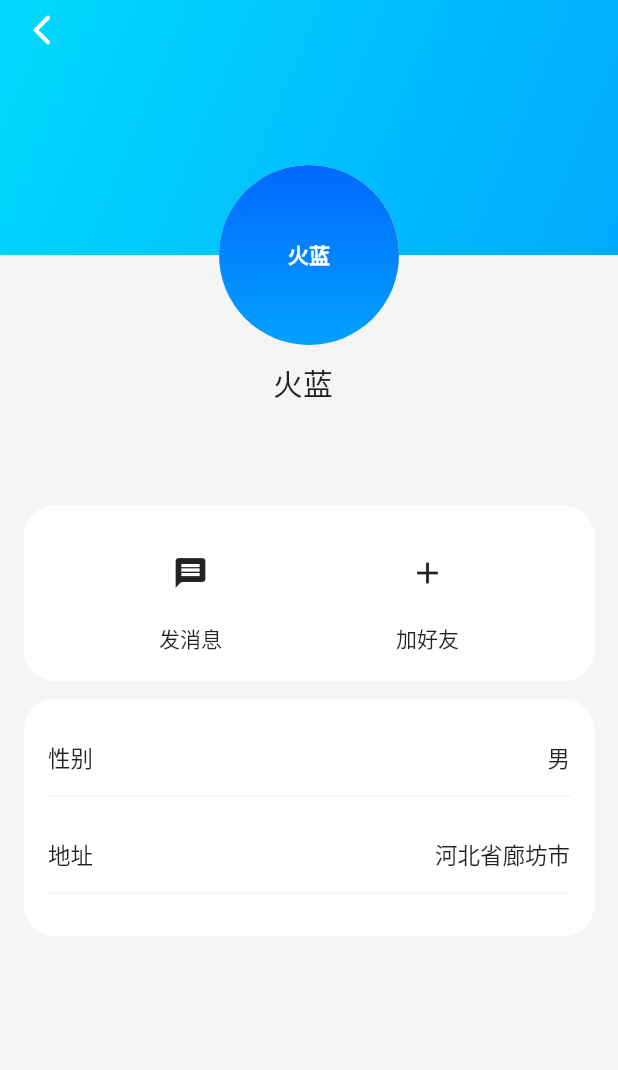
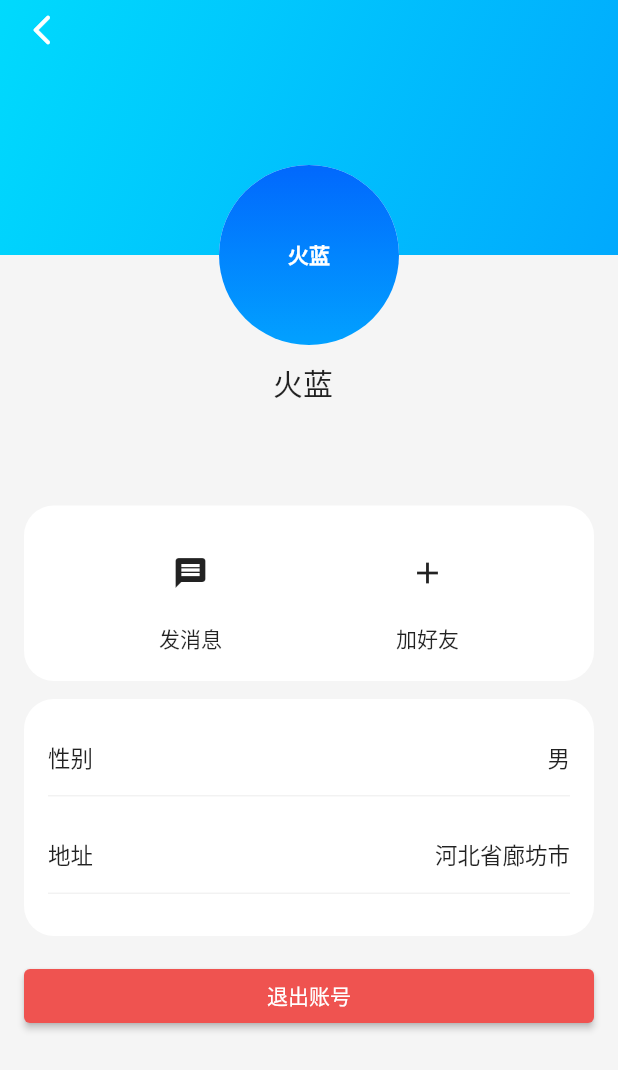
Before and after one commit to gongjianOnline/tenCentIM_flutter, a Flutter app: the MyIndexView screen opened directly, on a phone screen of 412 x 824 dp. Shown: the top 1070 px of the screen. Run offline on Flutter 3.47's test engine with Material 2 defaults, Android fonts, the phone set to English and light mode, and no system bars; our stand-ins replace get; missing offline and left inert: kumi_popup_window.

Commit message:
基础页面搭建完成

```diff
--- a/lib/app/modules/MY/my_index/views/my_index_view.dart
+++ b/lib/app/modules/MY/my_index/views/my_index_view.dart
@@ -53,9 +53,28 @@ class MyIndexView extends GetView<MyIndexController> {
                   userInfo("地址","河北省廊坊市"),
                 ],
               ),
+            ),
+
+            Container(
+              padding: const EdgeInsets.only(left: 16,right: 16),
+              margin: const EdgeInsets.only(top: 16),
+              child: Row(
+                children: [
+                  Expanded(
+                    flex: 1,
+                    child: ElevatedButton(
+                      style: ElevatedButton.styleFrom(
+                        backgroundColor: Colors.red[400]
+                      ),
+                      onPressed: (){
+                        Get.offNamed("/login");
+                      },
+                      child: Text("退出账号"),
+                    )
+                  )
+                ],
+              ),
             )
-
-
 
           ],
         )
--- a/lib/app/routes/app_routes.dart
+++ b/lib/app/routes/app_routes.dart
@@ -6,6 +6,7 @@ abstract class Routes {
   static const HOME = _Paths.HOME;
   static const IM_TALK = _Paths.IM_TALK;
   static const IM_ADD_USER = _Paths.IM_ADD_USER;
+  static const LOGIN = _Paths.LOGIN;
 }
 
 abstract class _Paths {
@@ -13,4 +14,5 @@ abstract class _Paths {
   static const HOME = '/home';
   static const IM_TALK = '/im-talk';
   static const IM_ADD_USER = '/im-add-user';
+  static const LOGIN = '/login';
 }
```
Also changed, not shown: lib/app/modules/login/bindings/login_binding.dart (added, +12 -0 lines), lib/app/modules/login/controllers/login_controller.dart (added, +22 -0 lines), lib/app/modules/login/views/login_view.dart (added, +70 -0 lines), lib/app/routes/app_pages.dart (+11 -3 lines).
